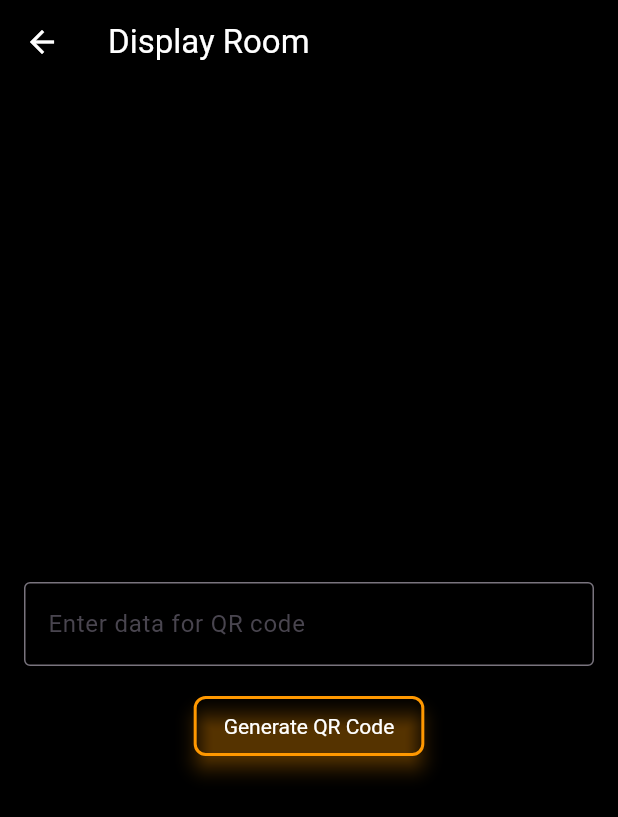
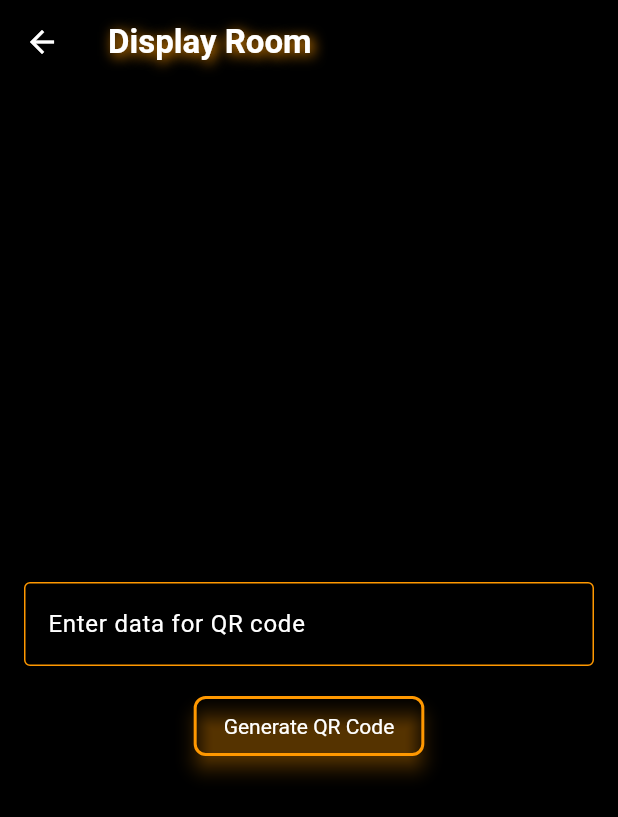
Before and after one commit to noclone/noquiz_client, a Flutter app: the DisplayRoomLobbyPage screen opened directly with empty values, on a phone screen of 412 x 824 dp. Shown: the top 817 px of the screen. Run offline on Flutter 3.47's test engine with Material 3 defaults, Android fonts, the phone set to English and light mode, and no system bars; our stand-ins replace shared_preferences, vibration; missing offline and left inert: qr_flutter_new; accounts and stored records are empty; network calls fail.

Commit message:
Display deco reco + style

```diff
--- a/lib/components/appbar.dart
+++ b/lib/components/appbar.dart
@@ -14,7 +14,20 @@ class NQAppBar extends StatelessWidget implements PreferredSizeWidget {
   @override
   Widget build(BuildContext context) {
     return AppBar(
-      title: Text(title, style: TextStyle(color: textPrimaryColor)),
+      title: Text(
+        title,
+        style: TextStyle(
+          fontWeight: FontWeight.bold,
+          color: textPrimaryColor,
+          shadows: [
+            Shadow(
+              color: secondaryColor,
+              blurRadius: 10,
+              offset: Offset(2, 2),
+            ),
+          ],
+        ),
+      ),
       backgroundColor: primaryColor,
       iconTheme: IconThemeData(color: tertiaryColor),
     );
--- /dev/null
+++ b/lib/components/textfield.dart
@@ -0,0 +1,39 @@
+import 'package:flutter/material.dart';
+import 'package:noquiz_client/utils/colors.dart';
+
+class NQTextField extends StatelessWidget {
+  final TextEditingController controller;
+  final String? labelText;
+  final Function? onSubmitted;
+  final TextInputType? keyboardType;
+
+  const NQTextField({
+    Key? key,
+    required this.controller,
+    this.labelText,
+    this.onSubmitted,
+    this.keyboardType,
+  }) : super(key: key);
+
+  @override
+  Widget build(BuildContext context) {
+    return TextField(
+      controller: controller,
+      style: TextStyle(color: textPrimaryColor),
+      decoration: InputDecoration(
+        labelText: labelText,
+        labelStyle: TextStyle(color: textPrimaryColor),
+        border: const OutlineInputBorder(),
+        enabledBorder: OutlineInputBorder(
+          borderSide: BorderSide(color: secondaryColor),
+        ),
+        focusedBorder: OutlineInputBorder(
+          borderSide: BorderSide(color: textPrimaryColor),
+        ),
+      ),
+      onSubmitted: (_) => onSubmitted != null ? onSubmitted!() : (),
+      keyboardType: keyboardType,
+      cursorColor: secondaryColor,
+    );
+  }
+}
--- a/lib/pages/display/display_room_lobby_page.dart
+++ b/lib/pages/display/display_room_lobby_page.dart
@@ -1,6 +1,8 @@
 import 'package:flutter/material.dart';
 import 'package:noquiz_client/components/appbar.dart';
+import 'package:noquiz_client/components/textfield.dart';
 import 'package:noquiz_client/pages/display/game_page/display_room_game_page.dart';
+import 'package:noquiz_client/utils/colors.dart';
 import 'package:noquiz_client/utils/room.dart';
 import 'package:noquiz_client/utils/socket.dart';
 import 'package:web_socket_channel/web_socket_channel.dart';
@@ -92,6 +94,7 @@ class _DisplayRoomLobbyPageState extends State<DisplayRoomLobbyPage> {
               data: qrData,
               version: QrVersions.auto,
               size: qrSize,
+              backgroundColor: textPrimaryColor,
             );
           },
         )
@@ -100,13 +103,7 @@ class _DisplayRoomLobbyPageState extends State<DisplayRoomLobbyPage> {
           children: [
             Padding(
               padding: const EdgeInsets.all(16.0),
-              child: TextField(
-                controller: _textController,
-                decoration: const InputDecoration(
-                  labelText: 'Enter data for QR code',
-                  border: OutlineInputBorder(),
-                ),
-              ),
+              child: NQTextField(controller: _textController, labelText: 'Enter data for QR code',),
             ),
             ElevatedButton(
               onPressed: _validateAndShowQRCode,
```
Also changed, not shown: lib/main.dart (+7 -18 lines), lib/pages/admin/game_page/timer_section.dart (+2 -8 lines), lib/pages/display/game_page/question_display.dart (+7 -1 lines), lib/pages/player/number_input.dart (+2 -17 lines), lib/pages/player/player_room_lobby_page.dart (+2 -15 lines).
